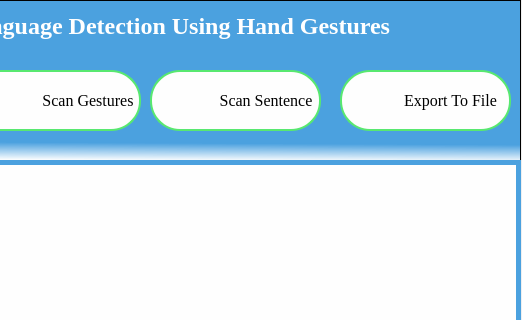
Qt form Source Code/UI_Files/dash.UI (shadabsk/Sign-Language-Recognition-Using-Hand-Gestures-Keras-PyQT5-OpenCV) before a commit; both pictures show x 220 to 742 and y 0 to 320 of the 742 by 642 pixel window.
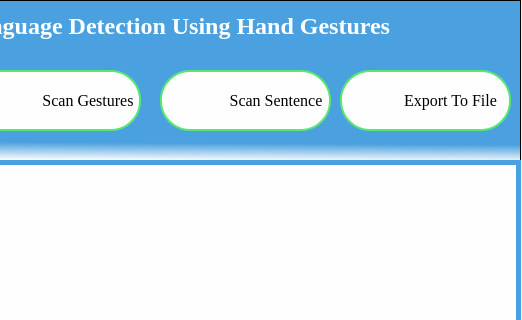
The same form after that commit. Icons and pictures are not drawn.

Commit message: implemented slider inside qt window & enhanced Ui by adnan

Patch:
```diff
--- a/Source Code/UI_Files/dash.UI
+++ b/Source Code/UI_Files/dash.UI
@@ -199,7 +199,7 @@
    <widget class="QPushButton" name="scan_sen">
     <property name="geometry">
      <rect>
-      <x>370</x>
+      <x>380</x>
       <y>70</y>
       <width>171</width>
       <height>61</height>
```
Left out of the diff: 4 changed lines with no effect on the pictures. The commit also changes 5 other files.
